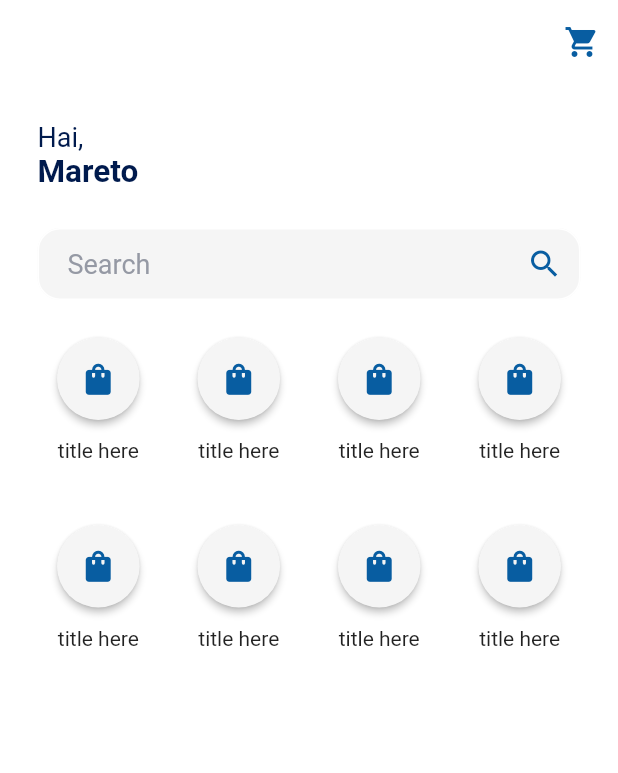
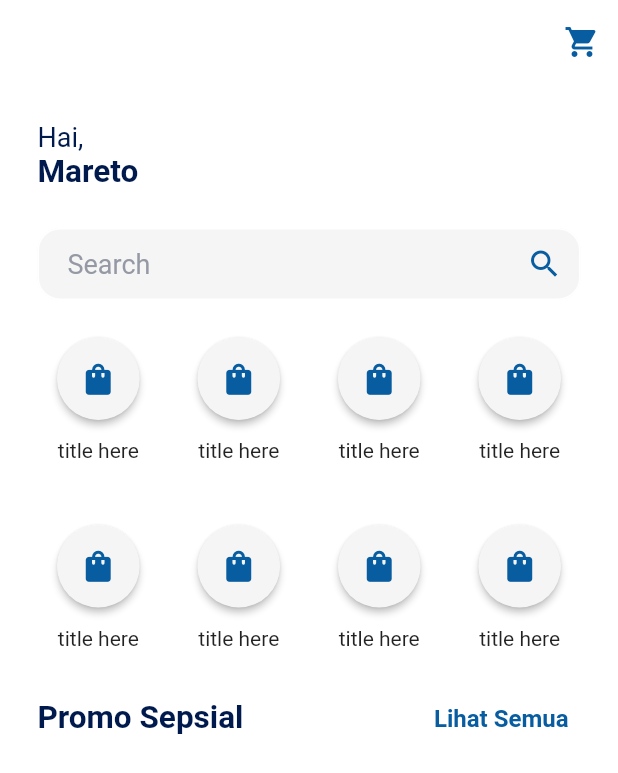
Before and after one commit to dikkisetiawan/digital_goods, a Flutter app: the screen it shows after launch, on a phone screen of 412 x 824 dp. Shown: the top 773 px of the screen. Run offline on Flutter 3.47's test engine with Material 2 defaults, Android fonts, the light colour scheme and no system bars; our stand-ins replace flutter_bloc.

Commit message:
custom title with link finished

```diff
--- a/lib/ui/screens/home_screen.dart
+++ b/lib/ui/screens/home_screen.dart
@@ -20,11 +20,16 @@ class HomeScreen extends StatelessWidget {
             'Hai,',
             style: blueTextStyle,
           ),
-          ScreenTitle(title: 'Mareto'),
+          Ktitle(title: 'Mareto'),
           const SizedBox(height: defaultMargin),
           const SearchField(),
           const SizedBox(height: defaultMargin),
-          DigitalGoodsGridViewWidget(),
+          const DigitalGoodsGridViewWidget(),
+          Ktitle(
+            title: 'Promo Sepsial',
+            buttonText: 'Lihat Semua',
+            onPressed: () {},
+          ),
         ],
       ),
     );
@@ -54,7 +59,7 @@ class DigitalGoodsGridViewWidget extends StatelessWidget {
   @override
   Widget build(BuildContext context) {
     return SizedBox(
-      height: MediaQuery.of(context).size.height,
+      height: 230,
       child: GridView.builder(
           physics: const NeverScrollableScrollPhysics(),
           gridDelegate: const SliverGridDelegateWithMaxCrossAxisExtent(
--- a/lib/ui/widgets/screen_title.dart
+++ b/lib/ui/widgets/screen_title.dart
@@ -2,15 +2,39 @@ import 'package:flutter/material.dart';
 import '../../ui/theme.dart';
 
 // ignore: must_be_immutable
-class ScreenTitle extends StatelessWidget {
+class Ktitle extends StatelessWidget {
   String title;
-  ScreenTitle({super.key, required this.title});
+  String? buttonText;
+  Function()? onPressed;
+
+  Ktitle({
+    super.key,
+    required this.title,
+    this.buttonText,
+    this.onPressed,
+  });
 
   @override
   Widget build(BuildContext context) {
-    return Text(
-      title,
-      style: blueTextStyle.copyWith(fontWeight: FontWeight.bold, fontSize: 21),
+    return Row(
+      mainAxisAlignment: MainAxisAlignment.spaceBetween,
+      children: [
+        Text(
+          title,
+          style:
+              blueTextStyle.copyWith(fontWeight: FontWeight.bold, fontSize: 21),
+        ),
+        Visibility(
+          visible: buttonText != null,
+          replacement: const SizedBox(),
+          child: TextButton(
+              onPressed: onPressed,
+              child: Text(
+                buttonText ?? '',
+                style: buttonTextStyle,
+              )),
+        )
+      ],
     );
   }
 }
```
